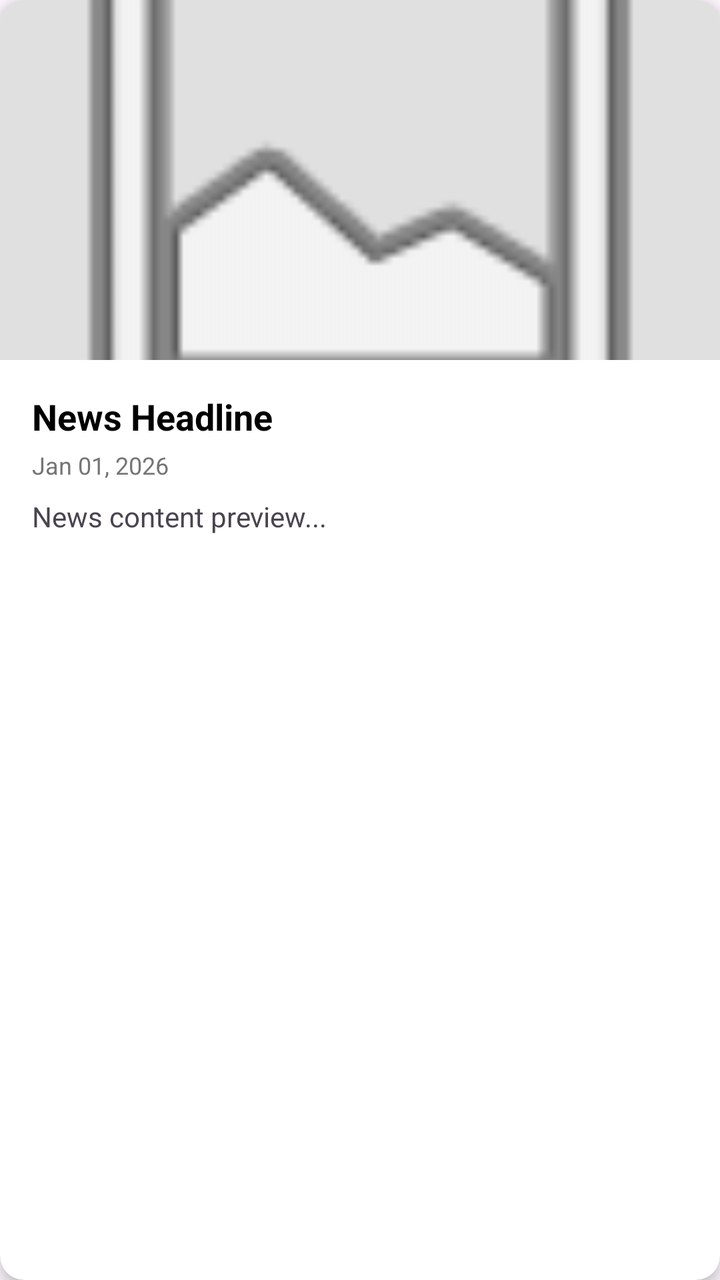
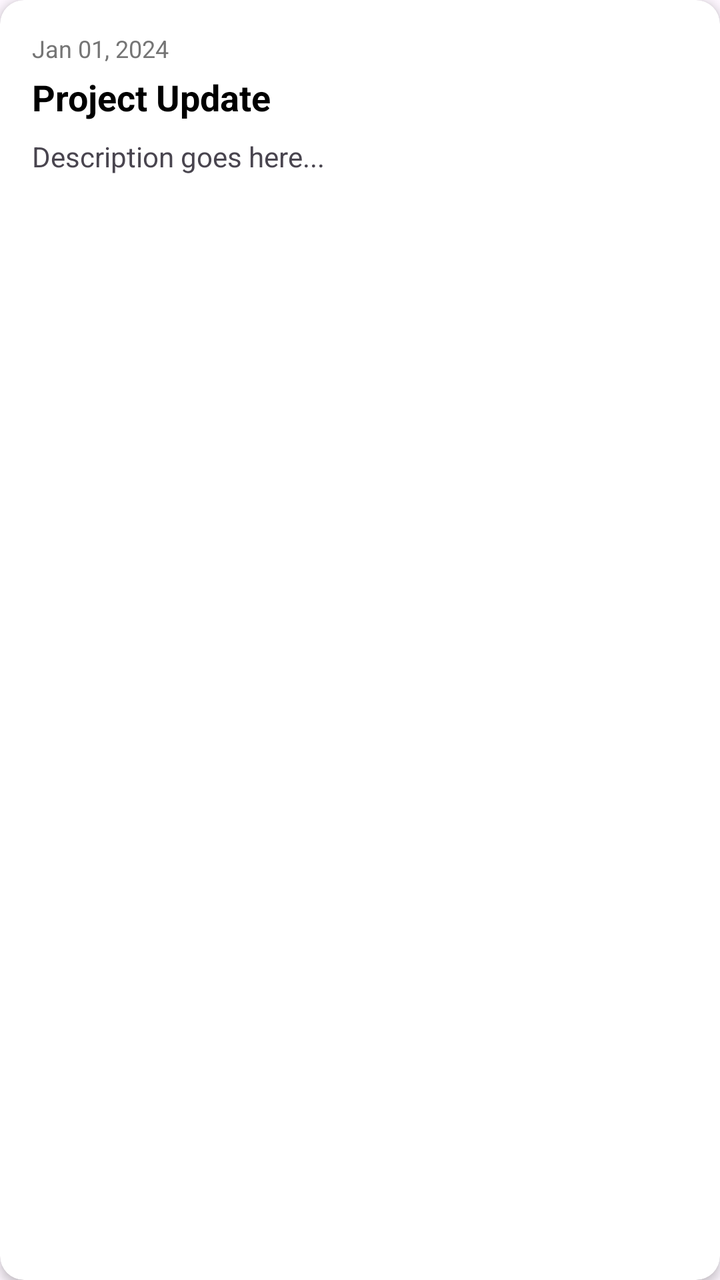

Compare the two renders of this Android layout. The source of the first and the diff that turns it into the second are given below.
<!-- AndroidManifest.xml: application theme Theme.QTrace -->
<!-- res/layout/item_news.xml -->
<?xml version="1.0" encoding="utf-8"?>
<androidx.cardview.widget.CardView xmlns:android="http://schemas.android.com/apk/res/android"
    xmlns:app="http://schemas.android.com/apk/res-auto"
    android:layout_width="match_parent"
    android:layout_height="wrap_content"
    android:layout_margin="8dp"
    app:cardCornerRadius="12dp"
    app:cardElevation="4dp">

    <LinearLayout
        android:layout_width="match_parent"
        android:layout_height="wrap_content"
        android:orientation="vertical">

        <ImageView
            android:id="@+id/img_news_banner"
            android:layout_width="match_parent"
            android:layout_height="180dp"
            android:scaleType="centerCrop"
            android:src="@android:drawable/ic_menu_gallery"
            android:background="#E0E0E0"/>

        <LinearLayout
            android:layout_width="match_parent"
            android:layout_height="wrap_content"
            android:orientation="vertical"
            android:padding="16dp">

            <TextView
                android:id="@+id/tv_news_title"
                android:layout_width="wrap_content"
                android:layout_height="wrap_content"
                android:text="News Headline"
                android:textSize="18sp"
                android:textStyle="bold"
                android:textColor="#000000"/>

            <TextView
                android:id="@+id/tv_news_date"
                android:layout_width="wrap_content"
                android:layout_height="wrap_content"
                android:text="Jan 01, 2026"
                android:textSize="12sp"
                android:textColor="#757575"
                android:layout_marginTop="4dp"/>

            <TextView
                android:id="@+id/tv_news_content"
                android:layout_width="wrap_content"
                android:layout_height="wrap_content"
                android:text="News content preview..."
                android:maxLines="3"
                android:ellipsize="end"
                android:layout_marginTop="8dp"/>

            <Button
                android:id="@+id/btn_view_project"
                android:layout_width="wrap_content"
                android:layout_height="wrap_content"
                android:text="View Related Project"
                android:layout_marginTop="12dp"
                android:textSize="12sp"
                android:visibility="gone"
                style="@style/Widget.MaterialComponents.Button.TextButton"/>
        </LinearLayout>
    </LinearLayout>
</androidx.cardview.widget.CardView>
<!-- resources referenced by this layout -->
<resources>
  <style name="Theme.QTrace" parent="Base.Theme.QTrace" />
  <style name="Base.Theme.QTrace" parent="Theme.Material3.DayNight.NoActionBar">
          
          
      </style>
</resources>

<!-- the commit's change to res/layout/item_news.xml (unified diff, before → after) -->
@@ -3,9 +3,10 @@
     xmlns:app="http://schemas.android.com/apk/res-auto"
     android:layout_width="match_parent"
     android:layout_height="wrap_content"
-    android:layout_margin="8dp"
+    android:layout_marginBottom="12dp"
+    android:layout_marginHorizontal="8dp"
     app:cardCornerRadius="12dp"
-    app:cardElevation="4dp">
+    app:cardElevation="3dp">
 
     <LinearLayout
         android:layout_width="match_parent"
@@ -13,12 +14,12 @@
         android:orientation="vertical">
 
         <ImageView
-            android:id="@+id/img_news_banner"
+            android:id="@+id/imgNewsHeader"
             android:layout_width="match_parent"
             android:layout_height="180dp"
             android:scaleType="centerCrop"
-            android:src="@android:drawable/ic_menu_gallery"
-            android:background="#E0E0E0"/>
+            android:visibility="gone"
+            android:background="#EEE"/>
 
         <LinearLayout
             android:layout_width="match_parent"
@@ -27,39 +28,38 @@
             android:padding="16dp">
 
             <TextView
-                android:id="@+id/tv_news_title"
+                android:id="@+id/tvNewsDate"
                 android:layout_width="wrap_content"
                 android:layout_height="wrap_content"
-                android:text="News Headline"
+                android:text="Jan 01, 2024"
+                android:textSize="12sp"
+                android:textColor="#757575"/>
+
+            <TextView
+                android:id="@+id/tvNewsTitle"
+                android:layout_width="wrap_content"
+                android:layout_height="wrap_content"
+                android:text="Project Update"
                 android:textSize="18sp"
                 android:textStyle="bold"
-                android:textColor="#000000"/>
-
-            <TextView
-                android:id="@+id/tv_news_date"
-                android:layout_width="wrap_content"
-                android:layout_height="wrap_content"
-                android:text="Jan 01, 2026"
-                android:textSize="12sp"
-                android:textColor="#757575"
+                android:textColor="#000000"
                 android:layout_marginTop="4dp"/>
 
             <TextView
-                android:id="@+id/tv_news_content"
+                android:id="@+id/tvNewsContent"
                 android:layout_width="wrap_content"
                 android:layout_height="wrap_content"
-                android:text="News content preview..."
+                android:text="Description goes here..."
+                android:layout_marginTop="8dp"
                 android:maxLines="3"
-                android:ellipsize="end"
-                android:layout_marginTop="8dp"/>
+                android:ellipsize="end"/>
 
             <Button
-                android:id="@+id/btn_view_project"
+                android:id="@+id/btnViewRelatedProject"
                 android:layout_width="wrap_content"
                 android:layout_height="wrap_content"
                 android:text="View Related Project"
                 android:layout_marginTop="12dp"
-                android:textSize="12sp"
                 android:visibility="gone"
                 style="@style/Widget.MaterialComponents.Button.TextButton"/>
         </LinearLayout>
